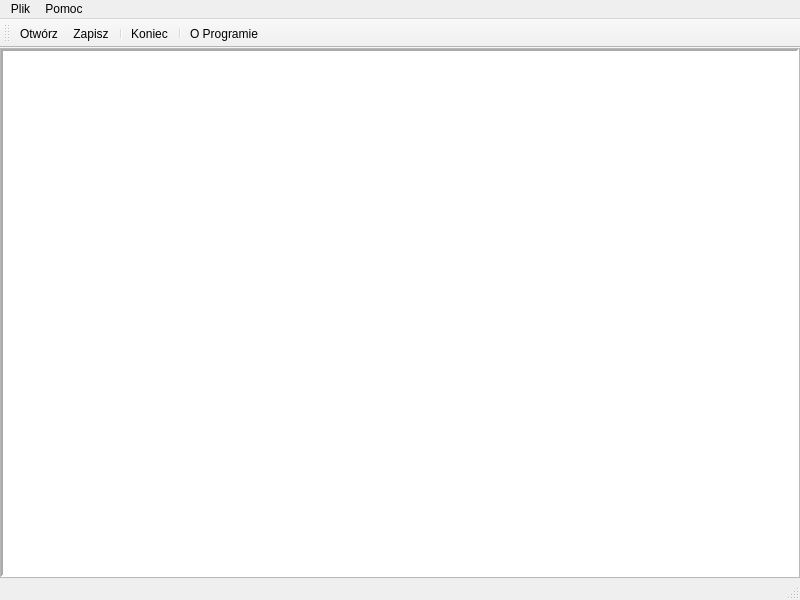
The window that mainwindow.ui (panJan2020/kreacja-lab-05) describes before a commit, drawn with Qt 5.
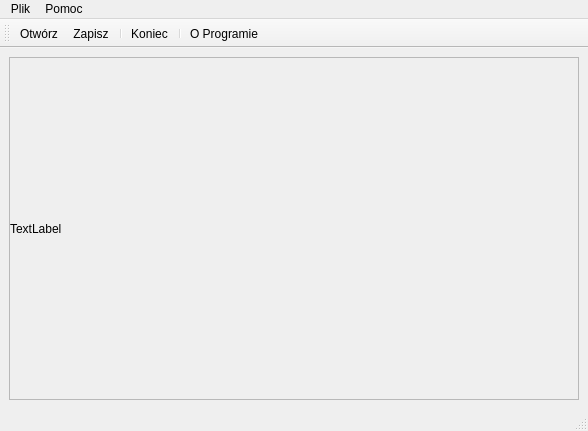
The same window after the commit. Icons and pictures are not drawn.

The edit to the form file:
```diff
--- a/mainwindow.ui
+++ b/mainwindow.ui
@@ -6,8 +6,8 @@
    <rect>
     <x>0</x>
     <y>0</y>
-    <width>800</width>
-    <height>600</height>
+    <width>588</width>
+    <height>431</height>
    </rect>
   </property>
   <property name="windowTitle">
@@ -15,18 +15,6 @@
   </property>
   <widget class="QWidget" name="centralwidget">
    <layout class="QGridLayout" name="gridLayout">
-    <property name="leftMargin">
-     <number>0</number>
-    </property>
-    <property name="topMargin">
-     <number>0</number>
-    </property>
-    <property name="rightMargin">
-     <number>0</number>
-    </property>
-    <property name="bottomMargin">
-     <number>0</number>
-    </property>
     <item row="0" column="0">
      <widget class="QScrollArea" name="scrollArea">
       <property name="widgetResizable">
@@ -37,8 +25,8 @@
         <rect>
          <x>0</x>
          <y>0</y>
-         <width>798</width>
-         <height>521</height>
+         <width>574</width>
+         <height>349</height>
         </rect>
        </property>
        <layout class="QGridLayout" name="gridLayout_2">
@@ -56,26 +44,8 @@
         </property>
         <item row="0" column="0">
          <widget class="QLabel" name="label">
-          <property name="autoFillBackground">
-           <bool>false</bool>
-          </property>
-          <property name="styleSheet">
-           <string notr="true">background-color: rgb(255, 255, 255);</string>
-          </property>
-          <property name="frameShape">
-           <enum>QFrame::Panel</enum>
-          </property>
-          <property name="frameShadow">
-           <enum>QFrame::Sunken</enum>
-          </property>
-          <property name="lineWidth">
-           <number>2</number>
-          </property>
           <property name="text">
-           <string/>
-          </property>
-          <property name="alignment">
-           <set>Qt::AlignCenter</set>
+           <string>TextLabel</string>
           </property>
          </widget>
         </item>
@@ -90,8 +60,8 @@
     <rect>
      <x>0</x>
      <y>0</y>
-     <width>800</width>
-     <height>22</height>
+     <width>588</width>
+     <height>17</height>
     </rect>
    </property>
    <widget class="QMenu" name="menuPlik">
```
